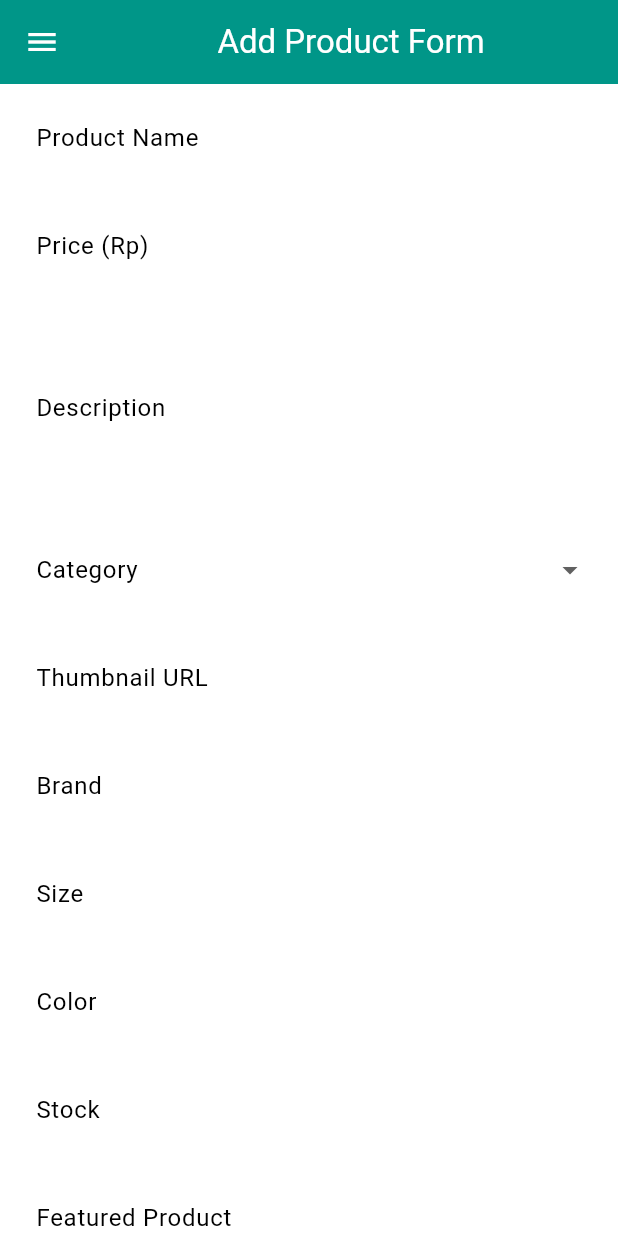
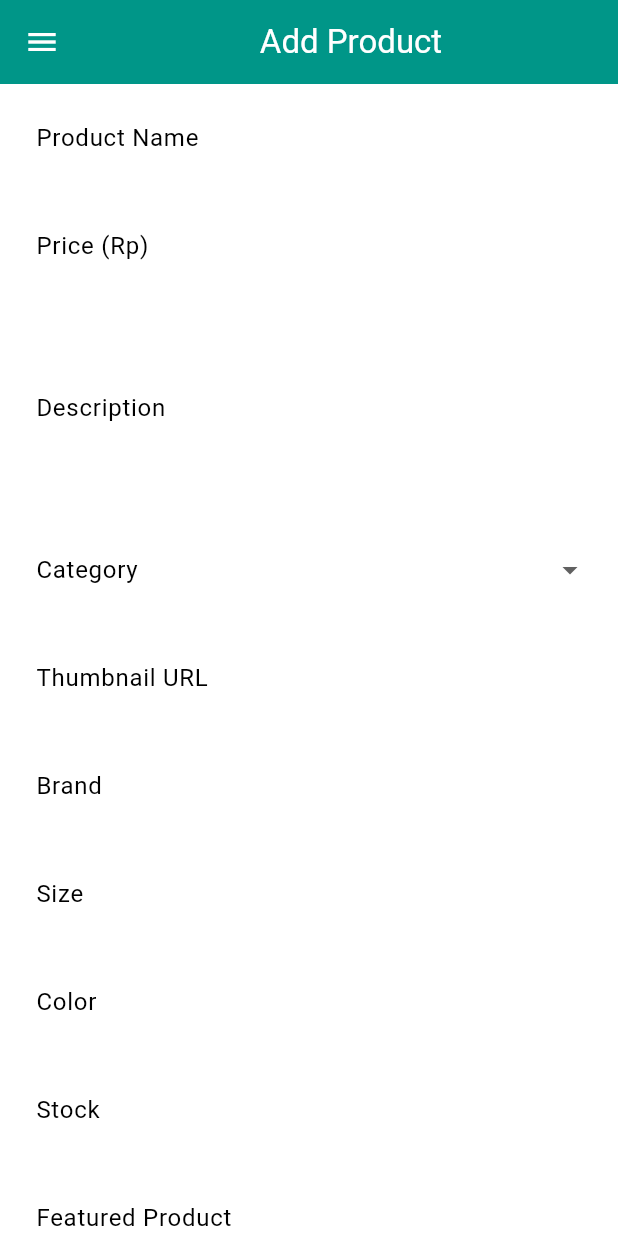
Before and after one commit to sahilaathia/goals-n-glory-mobile, a Flutter app: the ProductFormPage screen opened directly, on a phone screen of 412 x 824 dp. Run offline on Flutter 3.47's test engine with Material 3 defaults, Android fonts, the light colour scheme and no system bars.

Commit message:
Tugas 8: minor fix

```diff
--- a/lib/screens/product_form.dart
+++ b/lib/screens/product_form.dart
@@ -36,7 +36,7 @@ class _ProductFormPageState extends State<ProductFormPage> {
       appBar: AppBar(
         title: const Center(
           child: Text(
-            'Add Product Form',
+            'Add Product',
           ),
         ),
         backgroundColor: Colors.teal,
@@ -136,7 +136,7 @@ class _ProductFormPageState extends State<ProductFormPage> {
                       borderRadius: BorderRadius.circular(5.0),
                     ),
                   ),
-                  initialValue: _category.isEmpty ? null : _category,
+                  value: _category.isEmpty ? null : _category,
                   items: _categories
                       .map((cat) => DropdownMenuItem(
                             value: cat,
@@ -286,7 +286,7 @@ class _ProductFormPageState extends State<ProductFormPage> {
                   child: ElevatedButton(
                     style: ButtonStyle(
                       backgroundColor:
-                          WidgetStateProperty.all(Colors.teal),
+                          MaterialStateProperty.all(Colors.teal),
                     ),
                     onPressed: () {
                       if (_formKey.currentState!.validate()) {
```
